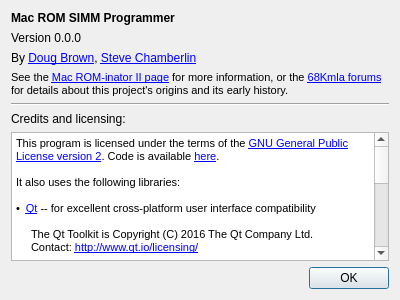
Qt form aboutbox.ui (dougg3/mac-rom-simm-programmer.software) before a commit.
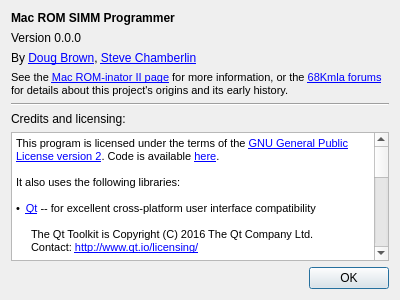
The same form after that commit.

Commit message: Update about screen with credits for FC8

```diff
--- a/aboutbox.ui
+++ b/aboutbox.ui
@@ -111,6 +111,10 @@
 &lt;p style=&quot; margin-top:0px; margin-bottom:0px; margin-left:15px; margin-right:0px; -qt-block-indent:0; text-indent:0px;&quot;&gt;&lt;span style=&quot; font-size:8pt;&quot;&gt;Copyright © 2009-2010 Liam Staskawicz&lt;/span&gt;&lt;/p&gt;
 &lt;p style=&quot; margin-top:0px; margin-bottom:0px; margin-left:15px; margin-right:0px; -qt-block-indent:0; text-indent:0px;&quot;&gt;&lt;span style=&quot; font-size:8pt;&quot;&gt;Copyright © 2011 Debao Zhang&lt;/span&gt;&lt;/p&gt;
 &lt;p style=&quot;-qt-paragraph-type:empty; margin-top:0px; margin-bottom:0px; margin-left:0px; margin-right:0px; -qt-block-indent:0; text-indent:0px; font-size:8pt;&quot;&gt;&lt;br /&gt;&lt;/p&gt;
+&lt;p style=&quot; margin-top:0px; margin-bottom:0px; margin-left:0px; margin-right:0px; -qt-block-indent:0; text-indent:0px;&quot;&gt;&lt;span style=&quot; font-size:8pt;&quot;&gt;•  &lt;/span&gt;&lt;a href=&quot;https://github.com/steve-chamberlin/fc8-compression/&quot;&gt;&lt;span style=&quot; font-size:8pt; text-decoration: underline; color:#0000ff;&quot;&gt;FC8 compression&lt;/span&gt;&lt;/a&gt;&lt;span style=&quot; font-size:8pt;&quot;&gt; by Steve Chamberlin, 2016.&lt;/span&gt;&lt;/p&gt;
+&lt;p style=&quot;-qt-paragraph-type:empty; margin-top:0px; margin-bottom:0px; margin-left:0px; margin-right:0px; -qt-block-indent:0; text-indent:0px; font-size:8pt;&quot;&gt;&lt;br /&gt;&lt;/p&gt;
+&lt;p style=&quot; margin-top:0px; margin-bottom:0px; margin-left:15px; margin-right:0px; -qt-block-indent:0; text-indent:0px;&quot;&gt;&lt;span style=&quot; font-size:8pt;&quot;&gt;Some concepts and code derived from liblzg by Marcus Geelnard, 2010.&lt;/span&gt;&lt;/p&gt;
+&lt;p style=&quot;-qt-paragraph-type:empty; margin-top:0px; margin-bottom:0px; margin-left:0px; margin-right:0px; -qt-block-indent:0; text-indent:0px; font-size:8pt;&quot;&gt;&lt;br /&gt;&lt;/p&gt;
 &lt;p style=&quot; margin-top:0px; margin-bottom:0px; margin-left:0px; margin-right:0px; -qt-block-indent:0; text-indent:0px;&quot;&gt;&lt;span style=&quot; font-size:8pt;&quot;&gt;•  The programmer board firmware uses &lt;/span&gt;&lt;a href=&quot;http://www.fourwalledcubicle.com/LUFA.php&quot;&gt;&lt;span style=&quot; font-size:8pt; text-decoration: underline; color:#0000ff;&quot;&gt;LUFA&lt;/span&gt;&lt;/a&gt;&lt;span style=&quot; font-size:8pt;&quot;&gt; for its USB communication:&lt;/span&gt;&lt;/p&gt;
 &lt;p style=&quot;-qt-paragraph-type:empty; margin-top:0px; margin-bottom:0px; margin-left:0px; margin-right:0px; -qt-block-indent:0; text-indent:0px; font-size:8pt;&quot;&gt;&lt;br /&gt;&lt;/p&gt;
 &lt;p style=&quot; margin-top:0px; margin-bottom:0px; margin-left:15px; margin-right:0px; -qt-block-indent:0; text-indent:0px;&quot;&gt;&lt;span style=&quot; font-size:8pt;&quot;&gt;Copyright © Dean Camera, 2012&lt;/span&gt;&lt;/p&gt;&lt;/body&gt;&lt;/html&gt;</string>
```
